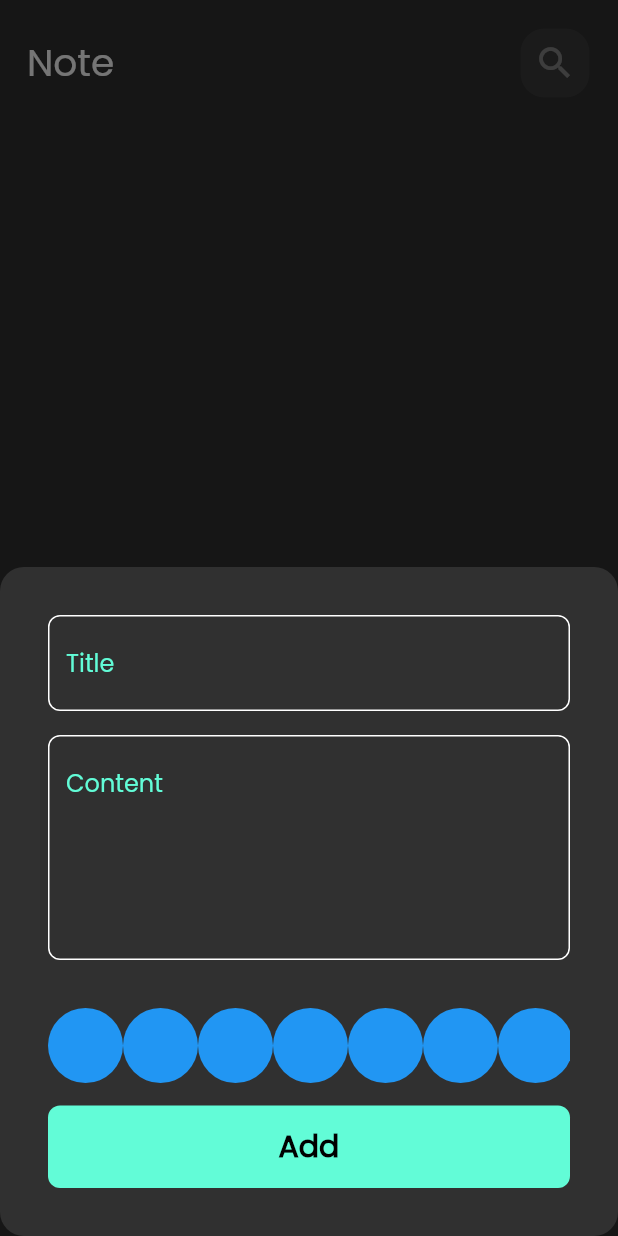
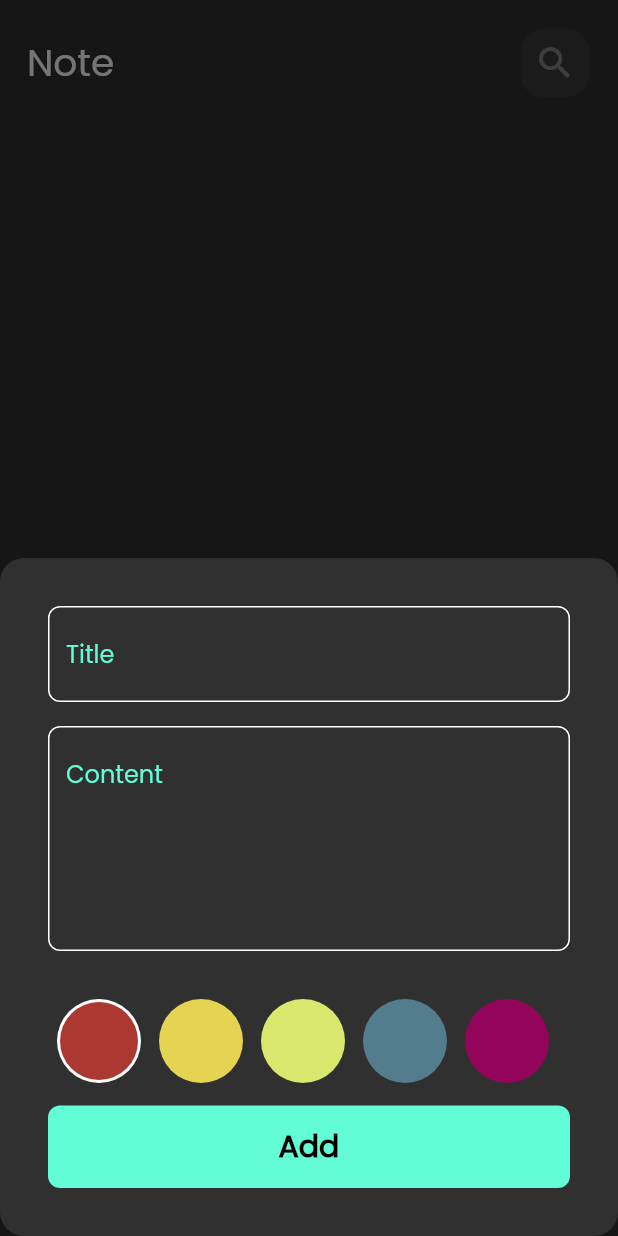
Before and after one commit to zicoovic/notes_app, a Flutter app: the screen it shows after launch, after a tap on the "add" icon, on a phone screen of 412 x 824 dp. Run offline on Flutter 3.47's test engine with Material 2 defaults, Android fonts, the phone set to English and light mode, and no system bars; our stand-ins replace bloc, flutter_bloc, hive, hive_flutter; accounts and stored records are empty.

Commit message:
colors list view done

```diff
--- a/lib/view/widgets/colors_list_view.dart
+++ b/lib/view/widgets/colors_list_view.dart
@@ -1,30 +1,66 @@
 import 'package:flutter/material.dart';
 
 class ColorItems extends StatelessWidget {
-  const ColorItems({super.key});
-
+  const ColorItems({super.key, required this.isActive, required this.color});
+  final bool isActive;
+  final Color color;
   @override
   Widget build(BuildContext context) {
-    return const CircleAvatar(
-      radius: 25,
-      backgroundColor: Colors.blue,
-    );
+    return isActive
+        ? CircleAvatar(
+            radius: 28,
+            backgroundColor: Colors.white,
+            child: CircleAvatar(
+              radius: 26,
+              backgroundColor: color,
+            ),
+          )
+        : CircleAvatar(
+            radius: 28,
+            backgroundColor: color,
+          );
   }
 }
 
-class ColorListView extends StatelessWidget {
+class ColorListView extends StatefulWidget {
   const ColorListView({super.key});
 
   @override
+  State<ColorListView> createState() => _ColorListViewState();
+}
+
+class _ColorListViewState extends State<ColorListView> {
+  int currentIndex = 0;
+
+  List<Color> colors = [
+    const Color(0xffAC3931),
+    const Color(0xffE5D352),
+    const Color(0xffD9E76C),
+    const Color(0xff537D8D),
+    const Color.fromARGB(255, 146, 5, 90),
+  ];
+  @override
   Widget build(BuildContext context) {
     return SizedBox(
-      height: 25 * 2,
+      height: 28 * 2,
       child: ListView.builder(
         physics: const BouncingScrollPhysics(),
         scrollDirection: Axis.horizontal,
-        itemCount: 10,
+        itemCount: colors.length,
         itemBuilder: (context, index) {
-          return const ColorItems();
+          return Padding(
+            padding: const EdgeInsets.symmetric(horizontal: 6),
+            child: GestureDetector(
+              onTap: () {
+                currentIndex = index;
+                setState(() {});
+              },
+              child: ColorItems(
+                color: colors[index],
+                isActive: currentIndex == index,
+              ),
+            ),
+          );
         },
       ),
     );
```
